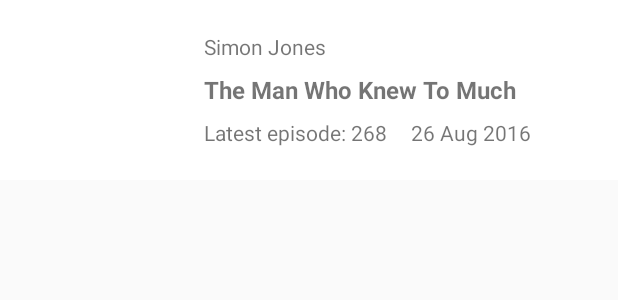
After one commit to TheBoyMoe/Android-Podcast-Player, an Android app: the layout podcast_item.xml on its own in the app's theme, with its tools: preview values and no code run, on a phone screen of 412 x 824 dp. The commit adds this screen. Shown: the top 300 px of the screen. Run offline under Robolectric (Android 15) with nearby library versions, the phone set to English and light mode, and no system bars.

Commit message:
impl podcast view

```diff
--- a/app/src/main/java/com/example/androidpodcastplayer/PodcastPlayerApplication.java
+++ b/app/src/main/java/com/example/androidpodcastplayer/PodcastPlayerApplication.java
@@ -34,7 +34,7 @@ public class PodcastPlayerApplication extends Application{
         }
 
         // enable Leak Canary
-        LeakCanary.install(this);
+        // LeakCanary.install(this);
 
     }
 
--- a/app/src/main/java/com/example/androidpodcastplayer/common/Constants.java
+++ b/app/src/main/java/com/example/androidpodcastplayer/common/Constants.java
@@ -7,7 +7,7 @@ public class Constants {
     public static final int REQUEST_CODE_HISTORY_CLEARED = 101;
 
     public static final String REST_TERM = "podcasts";
-    public static final int REST_LIMIT = 10;
+    public static final int REST_LIMIT = 50;
 
     public static final String GENRE_ID = "genre_id";
     public static final String GENRE_TITLE = "genre_title";
--- a/app/src/main/java/com/example/androidpodcastplayer/ui/activity/PodcastActivity.java
+++ b/app/src/main/java/com/example/androidpodcastplayer/ui/activity/PodcastActivity.java
@@ -21,8 +21,9 @@ public class PodcastActivity extends AppCompatActivity implements
 
     // impl of contract methods
     @Override
-    public void onItemClick() {
+    public void onItemClick(String feedUrl) {
         // TODO download episodes for that particular podcast
+        Utils.showSnackbar(mLayout, "rss feed: " + feedUrl);
     }
 
     @Override
--- a/app/src/main/java/com/example/androidpodcastplayer/ui/fragment/GenreItemFragment.java
+++ b/app/src/main/java/com/example/androidpodcastplayer/ui/fragment/GenreItemFragment.java
@@ -63,7 +63,7 @@ public class GenreItemFragment extends ContractFragment<GenreItemFragment.Contra
         @Override
         public ViewHolder onCreateViewHolder(ViewGroup parent, int viewType) {
             mContext = parent.getContext();
-            View view = LayoutInflater.from(mContext).inflate(R.layout.grid_item, parent, false);
+            View view = LayoutInflater.from(mContext).inflate(R.layout.genre_item, parent, false);
             return new ViewHolder(view);
         }
 
--- a/app/src/main/res/layout/content_podcast_recycler.xml
+++ b/app/src/main/res/layout/content_podcast_recycler.xml
@@ -2,6 +2,7 @@
 <FrameLayout xmlns:android="http://schemas.android.com/apk/res/android"
              android:layout_width="match_parent"
              android:layout_height="match_parent"
+             android:paddingTop="?android:attr/actionBarSize"
              android:background="@color/secondary_background">
 
 
@@ -9,7 +10,7 @@
         android:id="@+id/recycler_view"
         android:layout_width="match_parent"
         android:layout_height="match_parent"
-        android:columnWidth="@dimen/podcast_list_item_width"
+        android:columnWidth="@dimen/list_item_width"
         android:clipToPadding="false"/>
 
     <TextView
--- /dev/null
+++ b/app/src/main/res/layout/podcast_item.xml
@@ -0,0 +1,65 @@
+<?xml version="1.0" encoding="utf-8"?>
+<LinearLayout
+    xmlns:android="http://schemas.android.com/apk/res/android"
+    xmlns:tools="http://schemas.android.com/tools"
+    android:orientation="horizontal"
+    android:gravity="center_vertical"
+    android:background="@drawable/touch_selector"
+    android:layout_width="match_parent"
+    android:layout_height="@dimen/list_item_height">
+
+    <ImageView
+        android:id="@+id/podcast_thumbnail"
+        android:layout_width="@dimen/grid_item_image_size"
+        android:layout_height="@dimen/grid_item_image_size"
+        tools:ignore="ContentDescription"/>
+
+    <LinearLayout
+        android:orientation="vertical"
+        android:padding="@dimen/normal"
+        android:layout_width="wrap_content"
+        android:layout_height="wrap_content">
+
+        <TextView
+            android:id="@+id/podcast_artist_name"
+            tools:text="Simon Jones"
+            android:paddingBottom="@dimen/small"
+            android:maxLines="1"
+            android:layout_height="wrap_content"
+            android:layout_width="wrap_content"/>
+
+        <TextView
+            android:id="@+id/podcast_collection_name"
+            tools:text="The Man Who Knew To Much"
+            android:paddingBottom="@dimen/small"
+            android:textSize="16sp"
+            android:textStyle="bold"
+            android:maxLines="1"
+            android:layout_height="wrap_content"
+            android:layout_width="wrap_content"/>
+
+        <LinearLayout
+            android:orientation="horizontal"
+            android:layout_width="wrap_content"
+            android:layout_height="wrap_content">
+
+            <TextView
+                android:id="@+id/podcast_episode_number"
+                tools:text="Latest episode: 268"
+                android:layout_height="wrap_content"
+                android:layout_width="wrap_content"/>
+
+            <TextView
+                android:id="@+id/podcst_latest_pubdate"
+                tools:text="26 Aug 2016"
+                android:layout_marginStart="@dimen/normal"
+                android:layout_height="wrap_content"
+                android:layout_width="wrap_content"/>
+
+        </LinearLayout>
+
+
+    </LinearLayout>
+
+
+</LinearLayout>
--- a/app/src/main/res/values/dimens.xml
+++ b/app/src/main/res/values/dimens.xml
@@ -18,7 +18,7 @@
     <dimen name="grid_item_image_size">120dp</dimen>
     <dimen name="grid_item_title_height">40dp</dimen>
     <dimen name="grid_item_margin">6px</dimen>
-    <dimen name="podcast_list_item_width">320dp</dimen>
-    <dimen name="podcast_list_item_height">160dp</dimen>
+    <dimen name="list_item_width">320dp</dimen>
+    <dimen name="list_item_height">120dp</dimen>
 
 </resources>
```
Also changed, not shown: app/src/main/java/com/example/androidpodcastplayer/common/Utils.java (+8 -0 lines), app/src/main/java/com/example/androidpodcastplayer/ui/fragment/PodcastFragment.java (+66 -12 lines), app/src/main/res/drawable-nodpi/ic_top_fifty_dark.xml (added, +9 -0 lines), app/src/main/res/layout/podcast_list_item.xml (deleted, +0 -7 lines), app/src/main/res/layout/genre_item.xml (renamed from app/src/main/res/layout/grid_item.xml).
